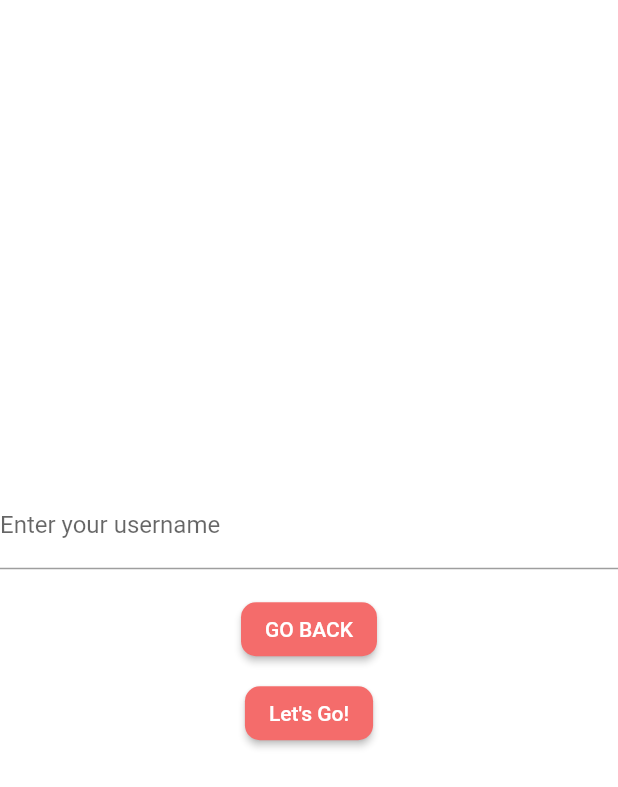
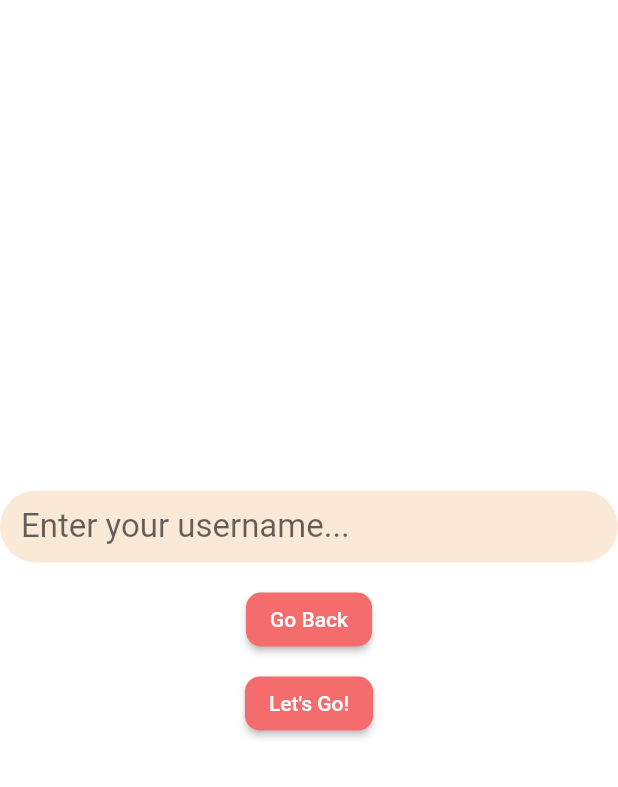
Before and after one commit to ishajain15/UniLyfe, a Flutter app: the UsernamePage screen opened directly, on a phone screen of 412 x 824 dp. Shown: the top 787 px of the screen. Run offline on Flutter 3.47's test engine with Material 2 defaults, Android fonts, the phone set to English and light mode, and no system bars; our stand-ins replace firebase_auth, firebase_core, font_awesome_flutter, google_sign_in; accounts and stored records are empty.

Commit message:
made some fixes to the username page

```diff
--- a/unilyfe_app/lib/Login/components/background.dart
+++ b/unilyfe_app/lib/Login/components/background.dart
@@ -19,8 +19,8 @@ class Background extends StatelessWidget {
         alignment: Alignment.center,
         children: <Widget>[
           Positioned(
-            top: 130,
-            left: 60,
+            top: 200,
+            left: 65,
             child: Image.asset(
               "assets/unilyfe_logo.png",
               width: size.width * 0.35,
--- a/unilyfe_app/lib/Signup/background.dart
+++ b/unilyfe_app/lib/Signup/background.dart
@@ -19,8 +19,8 @@ class Background extends StatelessWidget {
         alignment: Alignment.center,
         children: <Widget>[
           Positioned(
-            top: 130,
-            left: 60,
+            top: 200,
+            left: 65,
             child: Image.asset(
               "assets/unilyfe_logo.png",
               width: size.width * 0.35,
--- a/unilyfe_app/lib/buttons/back_button.dart
+++ b/unilyfe_app/lib/buttons/back_button.dart
@@ -8,7 +8,7 @@ class BackButtonWidget extends StatelessWidget {
         padding: EdgeInsets.all(4),
         child: ElevatedButton(
           child: Text(
-            'GO BACK',
+            'Go Back',
             //style: TextStyle(fontWeight: FontWeight.bold, fontSize: 20),
           ),
           onPressed: () {
--- a/unilyfe_app/lib/page/username_page.dart
+++ b/unilyfe_app/lib/page/username_page.dart
@@ -7,12 +7,31 @@ class UsernamePage extends StatelessWidget {
   Widget build(BuildContext context) => Scaffold(
       backgroundColor: Colors.white,
       body: Column(
-        children: [
+        children: <Widget> [
           Spacer(),
-          TextFormField(
-            decoration: InputDecoration(labelText: 'Enter your username'),
+          Container(
+            child: TextField(
+              autofocus: false,
+              style: TextStyle(fontSize: 22.0, color: Colors.black),
+              decoration: InputDecoration(
+                filled: true,
+                fillColor: Color(0xFFfae9d7),
+                hintText: 'Enter your username...',
+                contentPadding:
+                    const EdgeInsets.only(left: 14.0, bottom: 8.0, top: 8.0),
+                focusedBorder: OutlineInputBorder(
+                  borderSide: new BorderSide(color: Colors.black),
+                  borderRadius: BorderRadius.circular(25.7),
+                ),
+                enabledBorder: UnderlineInputBorder(
+                  borderSide: BorderSide.none,
+                  borderRadius: BorderRadius.circular(25.7),
+                ),
+              ),
+            ),
           ),
-          SizedBox(height: 12),
+
+          SizedBox(height: 10),
           BackButtonWidget(),
           LetsGoButton(),
           Spacer(),
```
